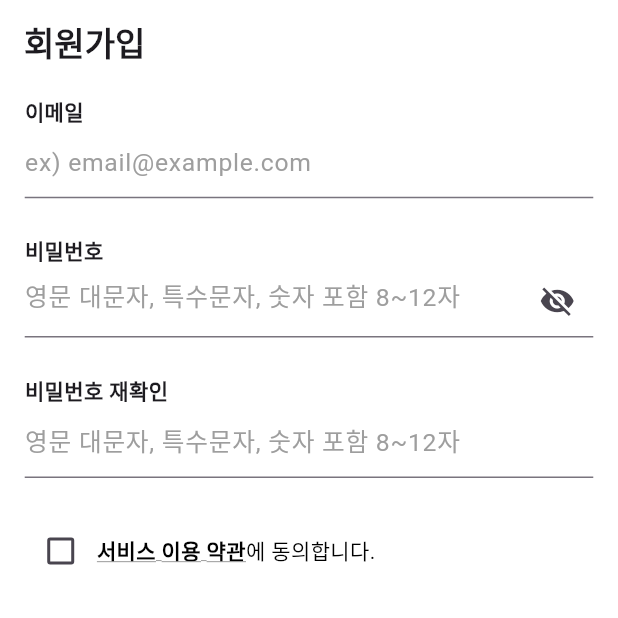
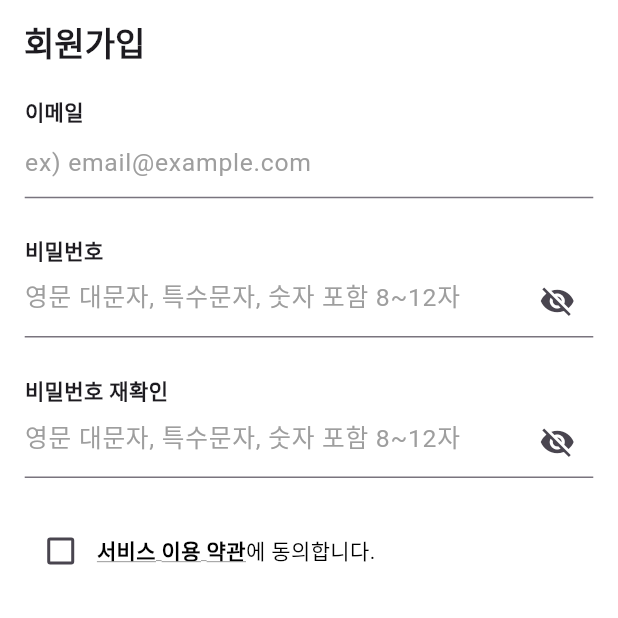
Before and after one commit to EarnedIt-team/Earned-It-Front, a Flutter app: the SignView screen opened by its route, on a phone screen of 412 x 824 dp, the top half of it. Run offline on Flutter 3.47's test engine with Material 3 defaults, Android fonts, the phone set to English and light mode, and no system bars; our stand-ins replace dio, flutter_dotenv, flutter_riverpod, flutter_secure_storage, freezed_annotation, go_router and 3 more; missing offline and left inert: kakao_flutter_sdk; accounts and stored records are empty; generated files the repository leaves out were written again; Roboto replaces fonts that are missing (Mainfonts).

Commit message:
[Fix] : signup - 비밀번호 재확인 obscure 추가 #19

```diff
--- a/lib/models/signup/self_signup_state.dart
+++ b/lib/models/signup/self_signup_state.dart
@@ -11,6 +11,7 @@ abstract class SelfSignupState with _$SelfSignupState {
     @Default(false) bool isAvailableCode,
     @Default(false) bool isSuccessfulCode,
     @Default(true) bool isObscurePassword, // 비밀번호 기본값은 숨김
+    @Default(true) bool isObscurePasswordCheck, // 비밀번호 재확인 기본값은 숨김
     @Default(false) bool isAvailablePassword,
     @Default(false) bool isCheckPassword,
     @Default(false) bool isAgreedToTerms,
--- a/lib/views/auth/signup/sign_view.dart
+++ b/lib/views/auth/signup/sign_view.dart
@@ -208,7 +208,15 @@ class SignView extends ConsumerWidget {
                           signUpNotifier
                               .checkPasswordController, // Notifier의 컨트롤러 사용
                       onChanged: signUpNotifier.onCheckPasswordChanged,
-                      obscureText: true,
+                      obscureText: signUpState.isObscurePasswordCheck,
+                      suffixIcon: IconButton(
+                        onPressed: signUpNotifier.toggleObscurePasswordCheck,
+                        icon: Icon(
+                          signUpState.isObscurePasswordCheck
+                              ? Icons.visibility_off
+                              : Icons.visibility,
+                        ),
+                      ),
                       hintText: "영문 대문자, 특수문자, 숫자 포함 8~12자",
                       helperWidget:
                           signUpNotifier.passwordController.text.isNotEmpty &&
```
Also changed, not shown: lib/view_models/self_signup_provider.dart (+7 -0 lines), lib/models/signup/self_signup_state.freezed.dart.
